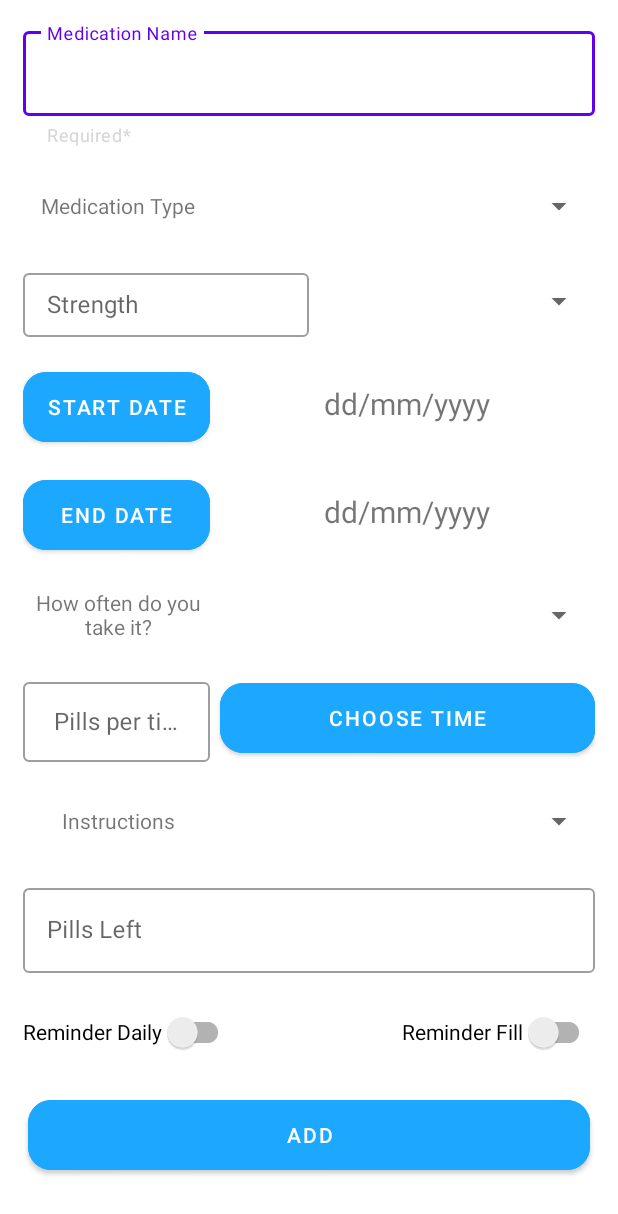
After one commit to AhmedAbdallah125/Medical-Reminder, an Android app: the layout fragment_add_medication.xml on its own in the app's theme, with its tools: preview values and no code run, on a phone screen of 412 x 824 dp. The commit adds this screen. Shown: the top 1214 px of the screen. Run offline under Robolectric (Android 15) with nearby library versions, the phone set to English and light mode, and no system bars.

Commit message:
UI(AddMedication)

```diff
--- a/app/src/main/java/com/team_three/medicalreminder/MainActivity.java
+++ b/app/src/main/java/com/team_three/medicalreminder/MainActivity.java
@@ -7,17 +7,20 @@ import android.os.Bundle;
 
 import com.team_three.medicalreminder.Home_Screen.view.HomeActivity;
 import com.team_three.medicalreminder.databinding.ActivityMainBinding;
+import com.team_three.medicalreminder.medicationdrug.view.MedicationDrugDisplay;
+import com.team_three.medicalreminder.medicationdrug.view.MedicationDrugEdit;
 
 public class MainActivity extends AppCompatActivity {
-private ActivityMainBinding mainBinding;
+    private ActivityMainBinding mainBinding;
+
     @Override
     protected void onCreate(Bundle savedInstanceState) {
         super.onCreate(savedInstanceState);
-        mainBinding=ActivityMainBinding.inflate(getLayoutInflater());
+        mainBinding = ActivityMainBinding.inflate(getLayoutInflater());
         setContentView(mainBinding.getRoot());
 
-        mainBinding.button.setOnClickListener(v->{
-            Intent intent =new Intent(this, HomeActivity.class);
+        mainBinding.button.setOnClickListener(v -> {
+            Intent intent = new Intent(this, MedicationDrugDisplay.class);
             startActivity(intent);
         });
     }
--- /dev/null
+++ b/app/src/main/java/com/team_three/medicalreminder/addmedication/view/AddMedication.java
@@ -0,0 +1,42 @@
+package com.team_three.medicalreminder.addmedication.view;
+
+import android.os.Bundle;
+
+import androidx.annotation.NonNull;
+import androidx.annotation.Nullable;
+import androidx.fragment.app.Fragment;
+
+import android.view.LayoutInflater;
+import android.view.View;
+import android.view.ViewGroup;
+
+import com.team_three.medicalreminder.databinding.FragmentAddMedicationBinding;
+
+public class AddMedication extends Fragment {
+    private FragmentAddMedicationBinding binding;
+    public AddMedication() {
+        // Required empty public constructor
+    }
+
+    @Override
+    public void onCreate(Bundle savedInstanceState) {
+        super.onCreate(savedInstanceState);
+    }
+
+    @Override
+    public View onCreateView(LayoutInflater inflater, ViewGroup container,
+                             Bundle savedInstanceState) {
+        // Inflate the layout for this fragment
+        binding = FragmentAddMedicationBinding.inflate(inflater, container, false);
+        return binding.getRoot();
+    }
+
+    @Override
+    public void onViewCreated(@NonNull View view, @Nullable Bundle savedInstanceState) {
+        super.onViewCreated(view, savedInstanceState);
+//        ArrayAdapter<CharSequence> adapter = ArrayAdapter.createFromResource(this,R.array.Medication_Type,android.R.layout.simple_spinner_item);
+//        adapter.setDropDownViewResource(android.R.layout.simple_spinner_item);
+//        binding.spinneMedicationType.setAdapter(adapter);
+//        binding.spinneMedicationType.getSelectedItem().toString();
+    }
+}
--- a/app/src/main/res/layout/activity_medication_drug_display.xml
+++ b/app/src/main/res/layout/activity_medication_drug_display.xml
@@ -58,7 +58,6 @@
                 android:layout_height="@dimen/iconHeight"
                 android:layout_marginTop="@dimen/_12sdp"
                 android:contentDescription="@string/backPhoto"
-                android:src="@android:drawable/ic_menu_close_clear_cancel"
                 app:layout_constraintStart_toStartOf="@+id/imageDrug"
                 app:layout_constraintTop_toTopOf="parent"
                 app:srcCompat="@drawable/ic_baseline_arrow_back_24"
@@ -81,7 +80,6 @@
                 android:layout_height="@dimen/iconHeight"
                 android:layout_marginEnd="@dimen/_12sdp"
                 android:contentDescription="@string/editPhoto"
-                android:src="@android:drawable/ic_menu_edit"
                 app:layout_constraintEnd_toEndOf="parent"
                 app:layout_constraintTop_toTopOf="@+id/imageDelete"
                 app:srcCompat="@drawable/ic_baseline_edit_24"
--- a/app/src/main/res/layout/activity_medication_drug_edit.xml
+++ b/app/src/main/res/layout/activity_medication_drug_edit.xml
@@ -1,25 +1,15 @@
 <?xml version="1.0" encoding="utf-8"?>
-<androidx.constraintlayout.widget.ConstraintLayout xmlns:android="http://schemas.android.com/apk/res/android"
+<ScrollView xmlns:android="http://schemas.android.com/apk/res/android"
     xmlns:app="http://schemas.android.com/apk/res-auto"
     xmlns:tools="http://schemas.android.com/tools"
     android:layout_width="match_parent"
-    android:layout_height="match_parent">
-
-    <ScrollView
-        android:id="@+id/scrollView2"
-        android:layout_width="match_parent"
-        android:layout_height="599dp"
-        app:layout_constraintBottom_toTopOf="@+id/btnDone"
-        app:layout_constraintEnd_toEndOf="parent"
-        app:layout_constraintStart_toStartOf="parent"
-        app:layout_constraintTop_toTopOf="parent"
-        tools:ignore="SpeakableTextPresentCheck">
+    android:layout_height="match_parent"
+    tools:context=".medicationdrug.view.MedicationDrugEdit">
 
     <androidx.constraintlayout.widget.ConstraintLayout
         android:id="@+id/constraintLayout"
         android:layout_width="match_parent"
-            android:layout_height="wrap_content"
-            tools:context=".medicationdrug.view.MedicationDrugEdit">
+        android:layout_height="wrap_content">
 
         <androidx.cardview.widget.CardView
             android:id="@+id/MedicationNamecardView"
@@ -28,6 +18,7 @@
             android:layout_marginLeft="@dimen/_8sdp"
             android:layout_marginTop="@dimen/_8sdp"
             android:layout_marginRight="@dimen/_8sdp"
+            app:cardCornerRadius="@dimen/buttonCornerRadius"
             app:layout_constraintEnd_toEndOf="parent"
             app:layout_constraintStart_toStartOf="parent"
             app:layout_constraintTop_toTopOf="parent">
@@ -75,6 +66,7 @@
             android:layout_marginLeft="@dimen/_8sdp"
             android:layout_marginTop="@dimen/_12sdp"
             android:layout_marginRight="@dimen/_8sdp"
+            app:cardCornerRadius="@dimen/buttonCornerRadius"
             app:layout_constraintEnd_toEndOf="parent"
             app:layout_constraintStart_toStartOf="parent"
             app:layout_constraintTop_toBottomOf="@+id/MedicationNamecardView">
@@ -123,7 +115,7 @@
                     app:layout_constraintStart_toStartOf="parent"
                     app:layout_constraintTop_toTopOf="parent" />
 
-                    <Switch
+                <androidx.appcompat.widget.SwitchCompat
                     android:id="@+id/TimerSwitch"
                     android:layout_width="wrap_content"
                     android:layout_height="wrap_content"
@@ -144,6 +136,7 @@
             android:layout_marginLeft="@dimen/_8sdp"
             android:layout_marginTop="@dimen/_12sdp"
             android:layout_marginRight="@dimen/_8sdp"
+            app:cardCornerRadius="@dimen/buttonCornerRadius"
             app:layout_constraintEnd_toEndOf="parent"
             app:layout_constraintStart_toStartOf="parent"
             app:layout_constraintTop_toBottomOf="@+id/ReminderTimeCardView">
@@ -183,6 +176,7 @@
             android:layout_marginLeft="@dimen/_8sdp"
             android:layout_marginTop="@dimen/_12sdp"
             android:layout_marginRight="@dimen/_8sdp"
+            app:cardCornerRadius="@dimen/buttonCornerRadius"
             app:layout_constraintEnd_toEndOf="parent"
             app:layout_constraintStart_toStartOf="parent"
             app:layout_constraintTop_toBottomOf="@+id/ScheduleCard">
@@ -216,11 +210,13 @@
         </androidx.cardview.widget.CardView>
 
         <androidx.cardview.widget.CardView
+            android:id="@+id/cardView"
             android:layout_width="0dp"
             android:layout_height="wrap_content"
             android:layout_marginLeft="@dimen/_8sdp"
             android:layout_marginTop="@dimen/_12sdp"
             android:layout_marginRight="@dimen/_8sdp"
+            app:cardCornerRadius="@dimen/buttonCornerRadius"
             app:layout_constraintEnd_toEndOf="parent"
             app:layout_constraintStart_toStartOf="parent"
             app:layout_constraintTop_toBottomOf="@+id/StrengthCard">
@@ -253,21 +249,20 @@
             </androidx.constraintlayout.widget.ConstraintLayout>
         </androidx.cardview.widget.CardView>
 
-        </androidx.constraintlayout.widget.ConstraintLayout>
-    </ScrollView>
-
         <Button
             android:id="@+id/btnDone"
             android:layout_width="@dimen/buttonWidth"
             android:layout_height="@dimen/buttonHeight"
-        android:layout_marginBottom="20dp"
+            android:layout_marginTop="@dimen/_12sdp"
             android:backgroundTint="@color/primaryColor"
             android:text="@string/done"
             android:textColor="@color/white"
             android:textSize="@dimen/buttonFontSize"
             app:cornerRadius="@dimen/buttonCornerRadius"
-        app:layout_constraintBottom_toBottomOf="parent"
             app:layout_constraintEnd_toEndOf="parent"
             app:layout_constraintHorizontal_bias="0.5"
-        app:layout_constraintStart_toStartOf="parent" />
+            app:layout_constraintStart_toStartOf="parent"
+            app:layout_constraintTop_toBottomOf="@id/cardView"
+            tools:ignore="TextContrastCheck" />
     </androidx.constraintlayout.widget.ConstraintLayout>
+</ScrollView>
--- /dev/null
+++ b/app/src/main/res/layout/fragment_add_medication.xml
@@ -0,0 +1,350 @@
+<?xml version="1.0" encoding="utf-8"?>
+<ScrollView xmlns:android="http://schemas.android.com/apk/res/android"
+    xmlns:app="http://schemas.android.com/apk/res-auto"
+    xmlns:tools="http://schemas.android.com/tools"
+    android:layout_width="match_parent"
+    android:layout_height="match_parent"
+    tools:context=".addmedication.view.AddMedication">
+<androidx.constraintlayout.widget.ConstraintLayout
+    android:layout_width="match_parent"
+    android:layout_height="wrap_content">
+
+    <com.google.android.material.textfield.TextInputLayout
+        android:id="@+id/MedicationNameLayout"
+        style="@style/Widget.MaterialComponents.TextInputLayout.OutlinedBox"
+        android:layout_width="match_parent"
+        android:layout_height="wrap_content"
+        android:layout_marginStart="@dimen/_12sdp"
+        android:layout_marginTop="@dimen/_12sdp"
+        android:layout_marginEnd="@dimen/_12sdp"
+        android:hint="@string/MedicationName"
+        app:endIconMode="clear_text"
+        app:helperText="Required*"
+        app:helperTextTextColor="@color/car_ui_ime_wide_screen_error_text_color"
+        app:layout_constraintEnd_toEndOf="parent"
+        app:layout_constraintStart_toStartOf="parent"
+        app:layout_constraintTop_toTopOf="parent">
+
+        <com.google.android.material.textfield.TextInputEditText
+            android:id="@+id/txtMedicneName"
+            android:layout_width="match_parent"
+            android:layout_height="wrap_content"
+            android:textColorHint="#757575"
+            tools:ignore="TextContrastCheck" />
+
+    </com.google.android.material.textfield.TextInputLayout>
+
+    <LinearLayout
+        android:id="@+id/linearLayout3"
+        android:layout_width="match_parent"
+        android:layout_height="wrap_content"
+        android:layout_marginStart="@dimen/_12sdp"
+        android:layout_marginTop="@dimen/_12sdp"
+        android:layout_marginEnd="@dimen/_12sdp"
+        android:baselineAligned="false"
+        android:orientation="horizontal"
+        android:weightSum="3"
+        app:layout_constraintEnd_toEndOf="parent"
+        app:layout_constraintStart_toStartOf="parent"
+        app:layout_constraintTop_toBottomOf="@+id/MedicationNameLayout">
+
+        <TextView
+            android:id="@+id/textView6"
+            android:layout_width="0dp"
+            android:layout_height="match_parent"
+            android:layout_weight="1"
+            android:gravity="center"
+            android:text="@string/medication_type" />
+
+        <Spinner
+            android:id="@+id/spinneMedicationType"
+            android:layout_width="0dp"
+            android:layout_height="wrap_content"
+            android:layout_weight="2"
+            android:minHeight="@dimen/_37sdp"
+            android:spinnerMode="dropdown"
+            tools:ignore="SpeakableTextPresentCheck" />
+
+    </LinearLayout>
+
+
+    <LinearLayout
+        android:id="@+id/linearLayout"
+        android:layout_width="match_parent"
+        android:layout_height="wrap_content"
+        android:layout_marginStart="@dimen/_12sdp"
+        android:layout_marginTop="@dimen/_12sdp"
+        android:layout_marginEnd="@dimen/_12sdp"
+        android:baselineAligned="false"
+        android:orientation="horizontal"
+        android:weightSum="2"
+        app:layout_constraintEnd_toEndOf="parent"
+        app:layout_constraintStart_toStartOf="parent"
+        app:layout_constraintTop_toBottomOf="@+id/linearLayout3">
+
+        <com.google.android.material.textfield.TextInputLayout
+            style="@style/Widget.MaterialComponents.TextInputLayout.OutlinedBox"
+            android:layout_width="0dp"
+            android:layout_height="match_parent"
+            android:layout_weight="1"
+            android:hint="@string/Strength">
+
+            <com.google.android.material.textfield.TextInputEditText
+                android:id="@+id/txtMedicationStrengthNumber"
+                android:layout_width="match_parent"
+                android:layout_height="wrap_content"
+                android:minHeight="@dimen/_37sdp"
+                android:textColorHint="#757575"
+                tools:ignore="TextContrastCheck,TouchTargetSizeCheck" />
+        </com.google.android.material.textfield.TextInputLayout>
+
+        <Spinner
+            android:id="@+id/spinnerMedicationStrengthWeight"
+            android:layout_width="0dp"
+            android:layout_height="wrap_content"
+            android:layout_weight="1"
+            android:minHeight="@dimen/_37sdp"
+            android:spinnerMode="dropdown"
+            tools:ignore="SpeakableTextPresentCheck" />
+    </LinearLayout>
+
+    <LinearLayout
+        android:id="@+id/calendersLinearLayout"
+        android:layout_width="match_parent"
+        android:layout_height="wrap_content"
+        android:layout_marginStart="@dimen/_12sdp"
+        android:layout_marginTop="@dimen/_12sdp"
+        android:layout_marginEnd="@dimen/_12sdp"
+        android:baselineAligned="false"
+        android:orientation="vertical"
+        android:weightSum="2"
+        app:layout_constraintEnd_toEndOf="parent"
+        app:layout_constraintStart_toStartOf="parent"
+        app:layout_constraintTop_toBottomOf="@+id/linearLayout">
+
+        <LinearLayout
+            android:id="@+id/startDateLinearLayout"
+            android:layout_width="match_parent"
+            android:layout_height="0dp"
+            android:layout_marginBottom="@dimen/_10sdp"
+            android:layout_weight="1"
+            android:orientation="horizontal"
+            android:weightSum="3">
+
+            <Button
+                android:id="@+id/startDateButton"
+                android:layout_width="0dp"
+                android:layout_height="@dimen/buttonHeight"
+                android:layout_weight="1"
+                android:backgroundTint="@color/primaryColor"
+                android:text="@string/start_date"
+                app:cornerRadius="@dimen/buttonCornerRadius"
+                tools:ignore="SpeakableTextPresentCheck,TextContrastCheck" />
+
+            <TextView
+                android:id="@+id/startDateSelected"
+                android:layout_width="0dp"
+                android:layout_height="@dimen/buttonHeight"
+                android:layout_marginStart="@dimen/_5sdp"
+                android:layout_weight="2"
+                android:gravity="center"
+                android:text="@string/Date_Format"
+                android:textSize="20sp" />
+
+        </LinearLayout>
+
+        <LinearLayout
+            android:id="@+id/stopDateLinearLayout"
+            android:layout_width="match_parent"
+            android:layout_height="0dp"
+            android:layout_weight="1"
+            android:orientation="horizontal"
+            android:weightSum="3">
+
+            <Button
+                android:id="@+id/endDateButton"
+                android:layout_width="0dp"
+                android:layout_height="@dimen/buttonHeight"
+                android:layout_weight="1"
+                android:backgroundTint="@color/primaryColor"
+                android:text="@string/end_date"
+                app:cornerRadius="@dimen/buttonCornerRadius"
+                tools:ignore="SpeakableTextPresentCheck,TextContrastCheck" />
+
+            <TextView
+                android:id="@+id/endDateSelected"
+                android:layout_width="0dp"
+                android:layout_height="@dimen/buttonHeight"
+                android:layout_marginStart="@dimen/_5sdp"
+                android:layout_weight="2"
+                android:gravity="center"
+                android:text="@string/Date_Format"
+                android:textSize="20sp" />
+
+        </LinearLayout>
+
+    </LinearLayout>
+
+    <LinearLayout
+        android:id="@+id/linearLayout2"
+        android:layout_width="match_parent"
+        android:layout_height="wrap_content"
+        android:layout_marginStart="@dimen/_12sdp"
+        android:layout_marginTop="@dimen/_12sdp"
+        android:layout_marginEnd="@dimen/_12sdp"
+        android:baselineAligned="false"
+        android:orientation="horizontal"
+        android:weightSum="3"
+        app:layout_constraintEnd_toEndOf="parent"
+        app:layout_constraintStart_toStartOf="parent"
+        app:layout_constraintTop_toBottomOf="@id/LinearLayout6">
+
+        <TextView
+            android:id="@+id/textView5"
+            android:layout_width="0dp"
+            android:layout_height="match_parent"
+            android:layout_weight="1"
+            android:gravity="center"
+            android:text="@string/Instructions" />
+
+        <Spinner
+            android:id="@+id/spinnerMedicationInstructions"
+            android:layout_width="0dp"
+            android:layout_height="wrap_content"
+            android:layout_weight="2"
+            android:minHeight="@dimen/_37sdp"
+            android:spinnerMode="dropdown"
+            tools:ignore="SpeakableTextPresentCheck" />
+    </LinearLayout>
+
+    <com.google.android.material.textfield.TextInputLayout
+        android:id="@+id/MedicationPillsLeftLayout"
+        style="@style/Widget.MaterialComponents.TextInputLayout.OutlinedBox"
+        android:layout_width="match_parent"
+        android:layout_height="wrap_content"
+        android:layout_marginStart="@dimen/_12sdp"
+        android:layout_marginTop="@dimen/_12sdp"
+        android:layout_marginEnd="@dimen/_12sdp"
+        android:hint="@string/pills_left"
+        app:layout_constraintEnd_toEndOf="parent"
+        app:layout_constraintStart_toStartOf="parent"
+        app:layout_constraintTop_toBottomOf="@+id/linearLayout2">
+
+        <com.google.android.material.textfield.TextInputEditText
+            android:id="@+id/txtPillsLeft"
+            android:layout_width="match_parent"
+            android:layout_height="wrap_content"
+            android:textColorHint="#757575"
+            tools:ignore="TextContrastCheck" />
+    </com.google.android.material.textfield.TextInputLayout>
+
+    <androidx.appcompat.widget.SwitchCompat
+        android:id="@+id/reminderDailySwitch"
+        android:layout_width="wrap_content"
+        android:layout_height="wrap_content"
+        android:layout_marginTop="@dimen/_12sdp"
+        android:text="@string/reminder_daily"
+        app:layout_constraintStart_toStartOf="@+id/MedicationPillsLeftLayout"
+        app:layout_constraintTop_toBottomOf="@+id/MedicationPillsLeftLayout" />
+
+    <androidx.appcompat.widget.SwitchCompat
+        android:id="@+id/reminderFillSwitch"
+        android:layout_width="wrap_content"
+        android:layout_height="wrap_content"
+        android:text="@string/reminder_fill"
+        app:layout_constraintEnd_toEndOf="@+id/MedicationPillsLeftLayout"
+        app:layout_constraintTop_toTopOf="@+id/reminderDailySwitch" />
+
+
+    <LinearLayout
+        android:id="@+id/linearLayout4"
+        android:layout_width="match_parent"
+        android:layout_height="wrap_content"
+        android:layout_marginStart="@dimen/_12sdp"
+        android:layout_marginTop="@dimen/_12sdp"
+        android:layout_marginEnd="@dimen/_12sdp"
+        android:baselineAligned="false"
+        android:orientation="horizontal"
+        android:weightSum="3"
+        app:layout_constraintEnd_toEndOf="parent"
+        app:layout_constraintStart_toStartOf="parent"
+        app:layout_constraintTop_toBottomOf="@+id/calendersLinearLayout">
+
+        <TextView
+            android:id="@+id/textView7"
+            android:layout_width="0dp"
+            android:layout_height="match_parent"
+            android:layout_weight="1"
+            android:gravity="center"
+            android:text="@string/how_often_do_you_take_it" />
+
+        <Spinner
+            android:id="@+id/spinnerMedicationNoOfTimes"
+            android:layout_width="0dp"
+            android:layout_height="wrap_content"
+            android:layout_weight="2"
+            android:minHeight="@dimen/_37sdp"
+            android:spinnerMode="dropdown"
+            tools:ignore="SpeakableTextPresentCheck" />
+
+    </LinearLayout>
+
+    <Button
+        android:id="@+id/btnAdd"
+        android:layout_width="@dimen/buttonWidth"
+        android:layout_height="@dimen/buttonHeight"
+        android:layout_marginTop="@dimen/_12sdp"
+        android:backgroundTint="@color/primaryColor"
+        android:text="@string/btnAdd"
+        app:cornerRadius="@dimen/buttonCornerRadius"
+        app:layout_constraintEnd_toEndOf="parent"
+        app:layout_constraintStart_toStartOf="parent"
+        app:layout_constraintTop_toBottomOf="@+id/reminderDailySwitch"
+        tools:ignore="TextContrastCheck,TouchTargetSizeCheck" />
+
+    <LinearLayout
+        android:id="@+id/LinearLayout6"
+        android:layout_width="match_parent"
+        android:layout_height="wrap_content"
+        android:layout_marginStart="@dimen/_12sdp"
+        android:layout_marginTop="@dimen/_12sdp"
+        android:layout_marginEnd="@dimen/_12sdp"
+        android:baselineAligned="false"
+        android:orientation="horizontal"
+        android:weightSum="3"
+        app:layout_constraintEnd_toEndOf="parent"
+        app:layout_constraintStart_toStartOf="parent"
+        app:layout_constraintTop_toBottomOf="@+id/linearLayout4">
+
+        <com.google.android.material.textfield.TextInputLayout
+            style="@style/Widget.MaterialComponents.TextInputLayout.OutlinedBox"
+            android:layout_width="0dp"
+            android:layout_height="match_parent"
+            android:layout_weight="1"
+            android:gravity="center"
+            android:hint="@string/no_of_pills">
+
+            <com.google.android.material.textfield.TextInputEditText
+                android:id="@+id/txtMedicationTakePillsNo"
+                android:layout_width="match_parent"
+                android:layout_height="wrap_content"
+                android:gravity="center"
+                android:textColorHint="#757575"
+                tools:ignore="TextContrastCheck" />
+        </com.google.android.material.textfield.TextInputLayout>
+
+        <Button
+            android:id="@+id/btnChooseTime"
+            android:layout_width="0dp"
+            android:layout_height="@dimen/buttonHeight"
+            android:layout_marginStart="@dimen/_5sdp"
+            android:layout_weight="2"
+            android:backgroundTint="@color/primaryColor"
+            android:gravity="center"
+            android:text="@string/btnChooseTime"
+            app:cornerRadius="@dimen/buttonCornerRadius"
+            tools:ignore="TextContrastCheck" />
+    </LinearLayout>
+
+</androidx.constraintlayout.widget.ConstraintLayout>
+    </ScrollView>
--- a/app/src/main/res/values/strings.xml
+++ b/app/src/main/res/values/strings.xml
@@ -1,7 +1,5 @@
 <resources>
     <string name="app_name">Medical Reminder</string>
-    <!-- TODO: Remove or change this placeholder text -->
-    <string name="hello_blank_fragment">Hello blank fragment</string>
     <string name="activeMeds">Active meds</string>
     <string name="inactiveTxt">Inactive Meds</string>
     <string name="btnAddMed">add med</string>
@@ -28,8 +26,45 @@
     <string name="Updates">Updates</string>
     <string name="Medications">Medications</string>
     <string name="more">More</string>
-    <!-- TODO: Remove or change this placeholder text -->
     <string name="hello_blank_fragment">Hello blank fragment</string>
     <string name="FAB_add">add_new_medication</string>
     <string name="Calender">Calender</string>
+    <string name="Date_Format">dd/mm/yyyy</string>
+    <string name="end_date">End Date</string>
+    <string name="start_date">Start Date</string>
+    <string name="medication_type">Medication Type</string>
+    <string name="pills_left">Pills Left</string>
+    <string name="reminder_daily">Reminder Daily</string>
+    <string name="reminder_fill">Reminder Fill</string>
+    <string name="how_often_do_you_take_it">How often do you take it?</string>
+    <string name="btnAdd">Add</string>
+    <string name="no_of_pills">Pills per time</string>
+    <string name="btnChooseTime">Choose Time</string>
+    <string-array name="Medication_Type">
+        <item>Pill</item>
+        <item>Solution</item>
+        <item>Injection</item>
+        <item>Powder</item>
+        <item>Drops</item>
+        <item>Inhaler</item>
+    </string-array>
+    <string-array name="Medication_Strength">
+        <item>g</item>
+        <item>IU</item>
+        <item>mcg</item>
+        <item>m</item>
+    </string-array>
+    <string-array name="Medication_Instructions">
+        <item>Before Eating</item>
+        <item>While Eating</item>
+        <item>After Eating</item>
+        <item>Doesn't Matter</item>
+    </string-array>
+    <string-array name="Medication_No_Of_Times">
+        <item>Once daily</item>
+        <item>Twice daily</item>
+        <item>3 times a day</item>
+        <item>4 times a day</item>
+        <item>Only as needed</item>
+    </string-array>
 </resources>
```
Lines whose indentation alone changed are shown as unchanged.
